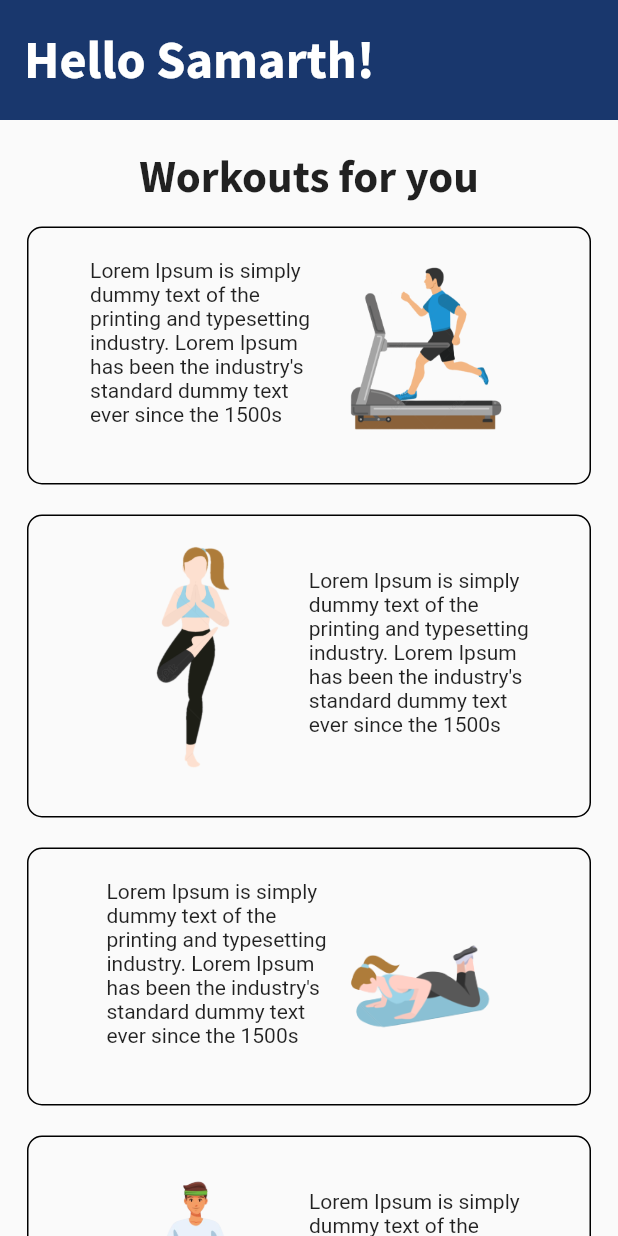
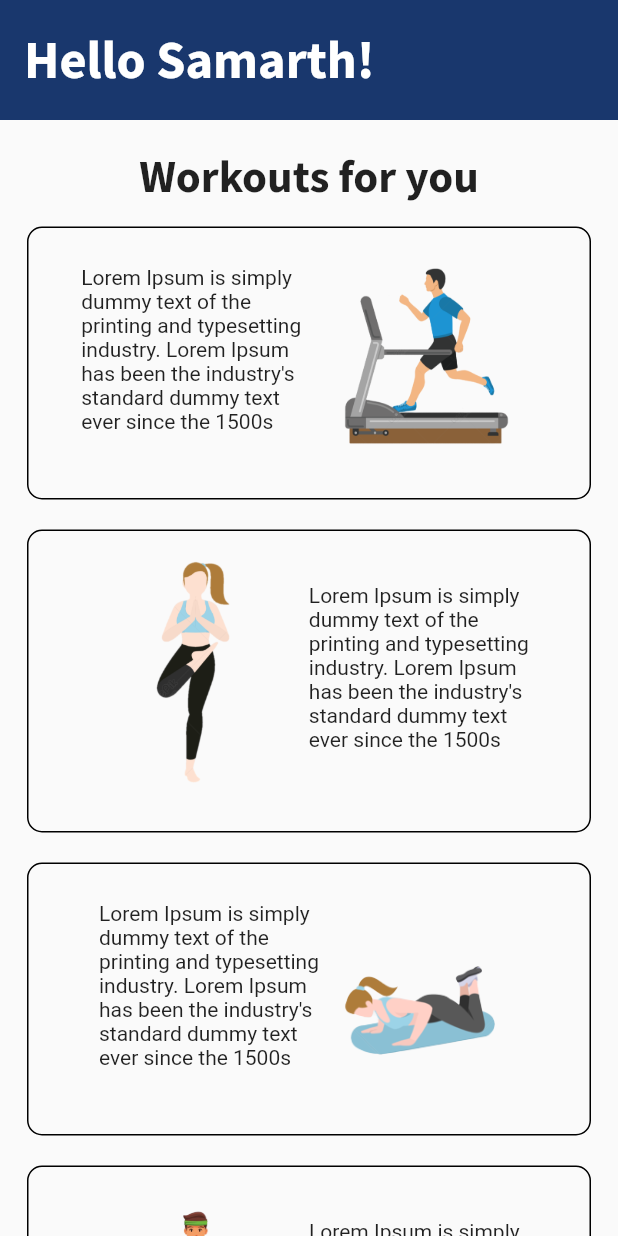
Before and after one commit to Sxmxrth/CalFit-Mini-Project, a Flutter app: the fitnessCenter screen opened directly, on a phone screen of 412 x 824 dp. Run offline on Flutter 3.47's test engine with Material 2 defaults, Android fonts, the light colour scheme and no system bars; our stand-ins replace pedometer.

Commit message:
Height for right image card widget changed

```diff
--- a/cal_fit/lib/widgets/reusableCard.dart
+++ b/cal_fit/lib/widgets/reusableCard.dart
@@ -32,7 +32,7 @@ class CardImageRight extends StatelessWidget {
               margin: EdgeInsets.only(bottom: 30),
               child: Image.asset(
                 image,
-                height: 120,
+                height: 130,
               ),
             ),
           ],
```
